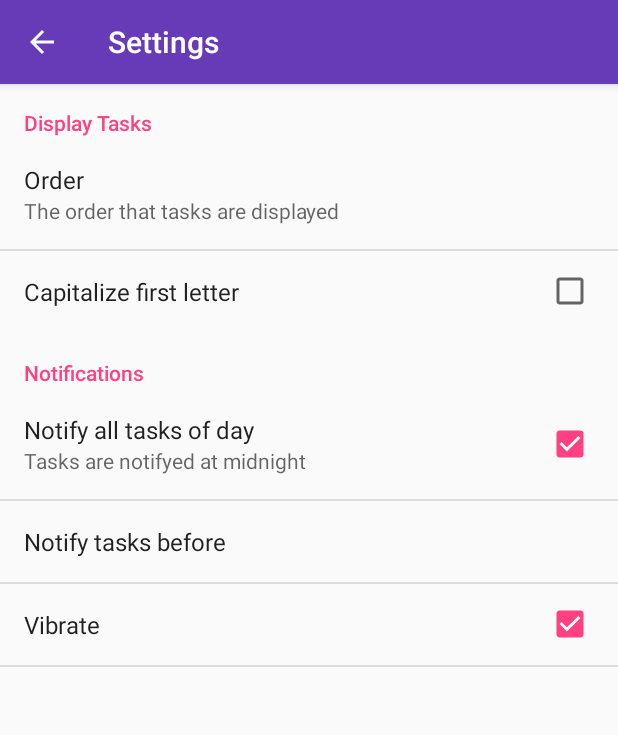
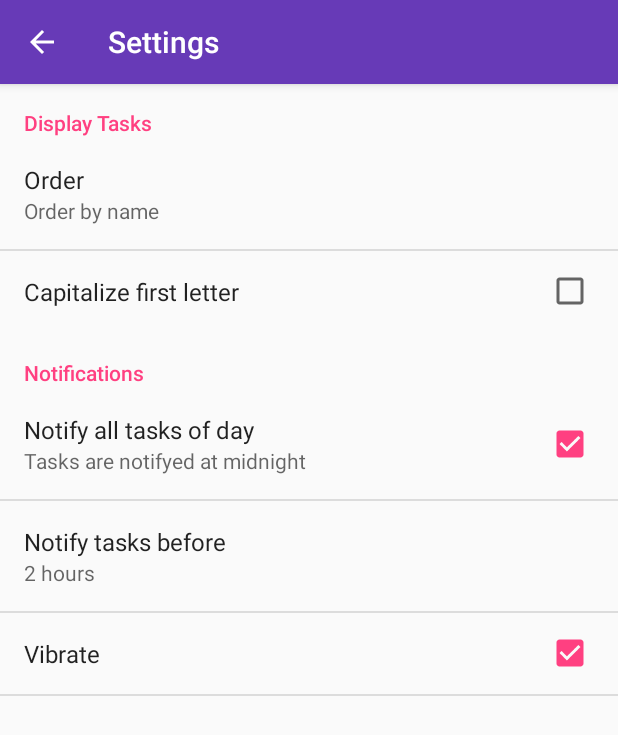
Before and after one commit to eduardossampaio/tarefas, an Android app: the SettingsActivity screen opened directly, with no data from a screen before it, on a phone screen of 412 x 824 dp. Shown: the top 735 px of the screen. Run offline under Robolectric (Android 15) with nearby library versions, the phone set to English and light mode, and no system bars.

Commit message:
versão 1.2

```diff
--- a/tarefas2/app/build.gradle
+++ b/tarefas2/app/build.gradle
@@ -8,8 +8,8 @@ android {
         applicationId "com.esampaio.apps.tarefas"
         minSdkVersion 16
         targetSdkVersion 16
-        versionCode 6
-        versionName "1.1.1"
+        versionCode 7
+        versionName "1.2"
 
         vectorDrawables.useSupportLibrary = true
     }
--- a/tarefas2/app/src/main/res/values/strings.xml
+++ b/tarefas2/app/src/main/res/values/strings.xml
@@ -4,7 +4,7 @@
 
     <string name="title_activity_main">MainActivity</string>
     <string name="change_notes">
-        * Day tasks are notified
+        * Time now can be added to subtask\n * Task filter by category\n * You can configure how items can be displayed\n * You can configure notifications\n * Layout improvements
     </string>
 
     <!-- Task activity-->
--- a/tarefas2/app/src/main/res/xml/preferences.xml
+++ b/tarefas2/app/src/main/res/xml/preferences.xml
@@ -6,7 +6,7 @@
             android:entries="@array/settings_order_labels"
             android:entryValues="@array/settings_order_values"
             android:key="preference_order_type"
-            android:summary="@string/settings_summary_order"
+            android:summary="%s"
             android:title="@string/settings_title_order" />
 
         <CheckBoxPreference android:title="@string/settings_capitalize_first"
@@ -22,7 +22,8 @@
             android:key="preference_notify_all" />
 
         <ListPreference
-            android:defaultValue="2"
+            android:defaultValue="120"
+            android:summary="%s"
             android:entries="@array/settings_notification_notify_before_label"
             android:entryValues="@array/settings_notification_notify_before_values"
             android:key="preference_notify_before"
```
Also changed, not shown: tarefas2/app/src/main/AndroidManifest.xml (+3 -5 lines), tarefas2/app/src/main/java/com/apps/esampaio/tarefas/view/activity/SettingsActivity.java (+26 -1 lines), 2 other files.
